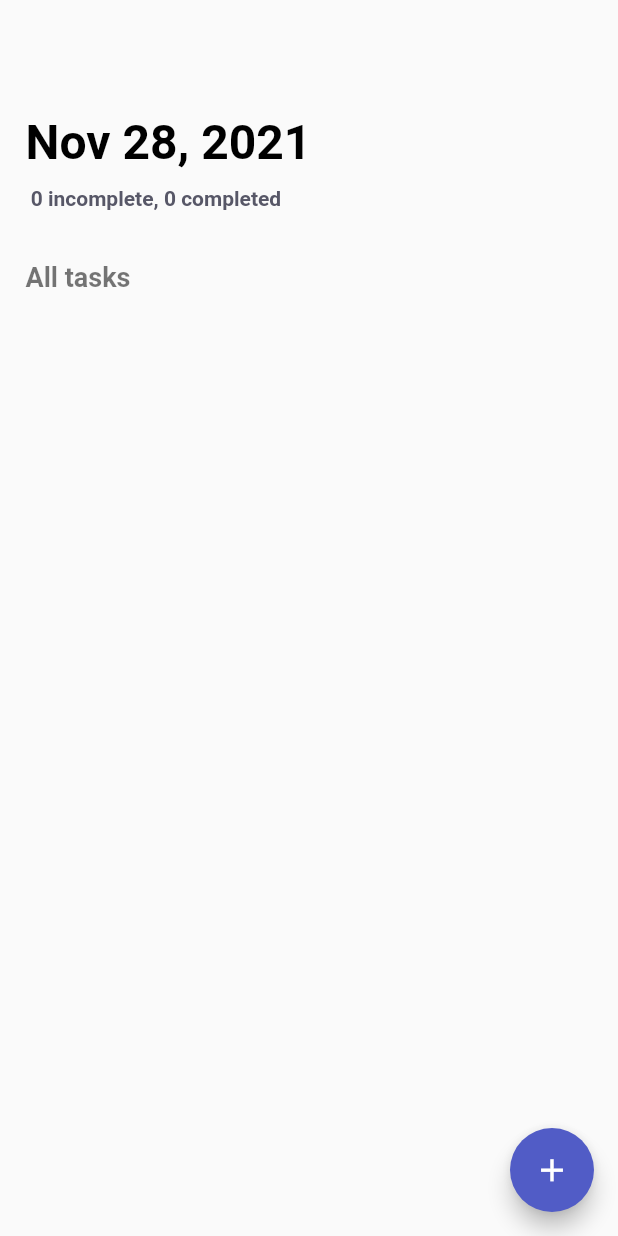
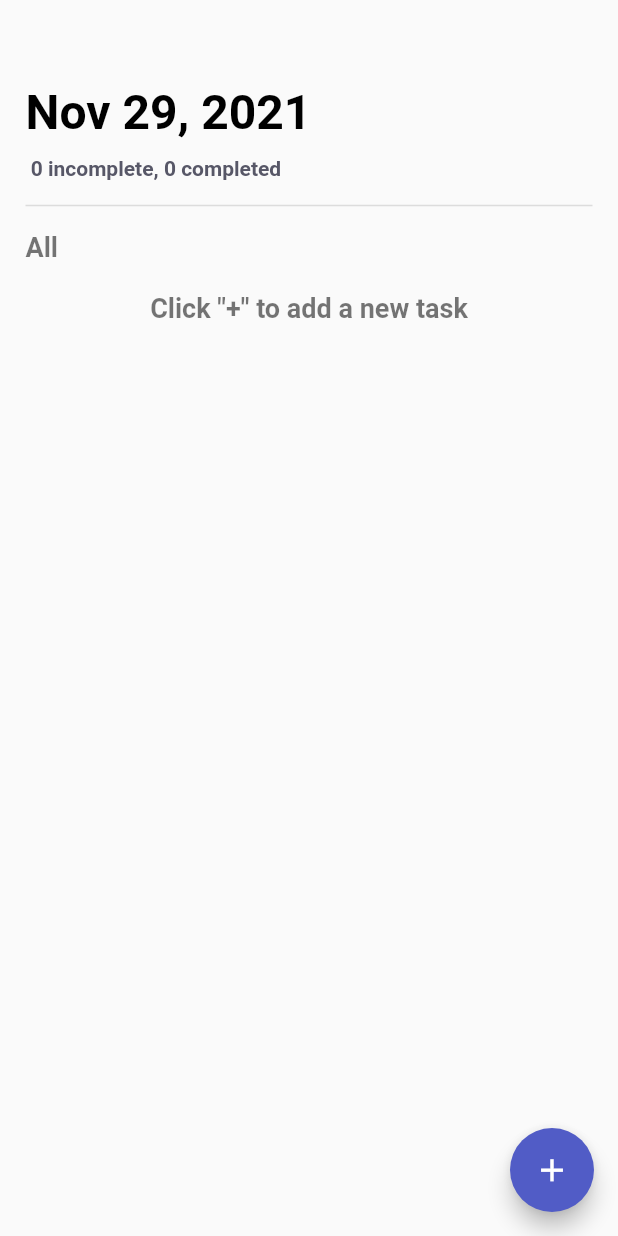
Before and after one commit to BarryDaBee/bloc-todo-app, a Flutter app: the screen it shows after launch, on a phone screen of 412 x 824 dp. Run offline on Flutter 3.47's test engine with Material 2 defaults, Android fonts, the phone set to English and light mode, and no system bars; our stand-ins replace bloc, flutter_bloc, google_fonts.

Commit message:
Added new font

```diff
--- a/lib/data/models/todo.dart
+++ b/lib/data/models/todo.dart
@@ -8,4 +8,10 @@ class Todo {
   });
 
   void toggleDone() => isDone = !isDone;
+
+  @override
+  String toString() {
+    return "(subject: $subject, isDone: $isDone)";
+    super.toString();
+  }
 }
--- a/lib/main.dart
+++ b/lib/main.dart
@@ -22,6 +22,7 @@ class MyApp extends StatelessWidget {
       theme: ThemeData(
         textTheme: lightTextTheme,
       ),
+      debugShowCheckedModeBanner: false,
       home: BlocProvider(
         create: (context) => TodoCubit(),
         child: const TodoView(),
--- a/lib/presentation/shared/theme.dart
+++ b/lib/presentation/shared/theme.dart
@@ -1,56 +1,57 @@
 import 'package:flutter/material.dart';
+import 'package:google_fonts/google_fonts.dart';
 
-const TextTheme darkTextTheme = TextTheme(
-  headline1: TextStyle(
+TextTheme darkTextTheme = TextTheme(
+  headline1: GoogleFonts.anticSlab(
     fontSize: 32,
     fontWeight: FontWeight.bold,
-    color: Color(0xFFDADADA),
+    color: const Color(0xFFDADADA),
   ),
-  subtitle1: TextStyle(
+  subtitle1: GoogleFonts.anticSlab(
     fontSize: 14,
     fontWeight: FontWeight.w600,
-    color: Color(0xFF575767),
+    color: const Color(0xFF575767),
   ),
-  headline3: TextStyle(
-    color: Color(0xFFDADADA),
+  headline3: GoogleFonts.anticSlab(
+    color: const Color(0xFFDADADA),
     fontSize: 18,
     fontWeight: FontWeight.bold,
   ),
-  headline4: TextStyle(
-    color: Color(0xFFDADADA),
+  headline4: GoogleFonts.anticSlab(
+    color: const Color(0xFFDADADA),
     fontSize: 18,
     fontWeight: FontWeight.w500,
   ),
-  bodyText1: TextStyle(
+  bodyText1: GoogleFonts.anticSlab(
     fontSize: 18,
-    color: Color(0xFF575767),
+    color: const Color(0xFF575767),
     fontWeight: FontWeight.w500,
   ),
 );
 
-const TextTheme lightTextTheme = TextTheme(
-  headline1: TextStyle(
+TextTheme lightTextTheme = TextTheme(
+  headline1: GoogleFonts.anticSlab(
     fontSize: 32,
     fontWeight: FontWeight.bold,
     color: Colors.black,
   ),
-  subtitle1: TextStyle(
+  subtitle1: GoogleFonts.anticSlab(
     fontSize: 14,
     fontWeight: FontWeight.w600,
-    color: Color(0xFF575767),
+    color: const Color(0xFF575767),
   ),
-  headline3: TextStyle(
+  headline3: GoogleFonts.anticSlab(
     fontSize: 18,
     fontWeight: FontWeight.bold,
   ),
-  headline4: TextStyle(
-    color: Color(0xFF575767),
+  headline4: GoogleFonts.anticSlab(
+    color: const Color(0xFF575767),
     fontSize: 18,
     fontWeight: FontWeight.w500,
   ),
-  bodyText1: TextStyle(
+  bodyText1: GoogleFonts.anticSlab(
     fontSize: 18,
-    color: Color(0xFF575767),
+    color: const Color(0xFF575767),
     fontWeight: FontWeight.w500,
   ),
 );
--- a/lib/presentation/views/todo_view.dart
+++ b/lib/presentation/views/todo_view.dart
@@ -1,3 +1,4 @@
+import 'dart:async';
 import 'package:bloc_todo_list/business_logic/cubits/todo_cubit.dart';
 import 'package:bloc_todo_list/data/models/todo.dart';
 import 'package:bloc_todo_list/presentation/shared/colors.dart';
@@ -15,6 +16,39 @@ class TodoView extends StatefulWidget {
 
 class _TodoViewState extends State<TodoView> {
   final TextEditingController _taskTextController = TextEditingController();
+  DateTime _dateTime = DateTime.now();
+  late final Timer timer;
+  @override
+  void initState() {
+    timer = Timer.periodic(const Duration(days: 1), (timer) {
+      setState(() {
+        _dateTime = DateTime.now();
+      });
+    });
+    super.initState();
+  }
+
+  String getCurrentDate() {
+    int dayIndex = _dateTime.day;
+    int monthIndex = _dateTime.month;
+    int year = _dateTime.year;
+
+    List<String> months = [
+      "Jan",
+      "Feb",
+      "Mar",
+      "Apr",
+      "May",
+      "Jun",
+      "Jul",
+      "Aug",
+      "Sep",
+      "Oct",
+      "Nov",
+      "Dec"
+    ];
+    return "${months[monthIndex - 1]} $dayIndex, $year";
+  }
 
   @override
   Widget build(BuildContext context) {
@@ -51,9 +85,9 @@ class _TodoViewState extends State<TodoView> {
         child: ListView(
           padding: const EdgeInsets.symmetric(horizontal: 17),
           children: [
-            marginY(76),
+            marginY(56),
             Text(
-              "Nov 28, 2021",
+              getCurrentDate(),
               style: Theme.of(context).textTheme.headline1,
             ),
             marginY(10),
@@ -65,18 +99,29 @@ class _TodoViewState extends State<TodoView> {
                 );
               },
             ),
-            marginY(34),
+            marginY(15),
+            const Divider(
+              height: 4,
+              thickness: 1,
+            ),
+            marginY(15),
             BlocBuilder<TodoCubit, TaskListState>(
               builder: (context, state) {
                 return Column(
                   children: [
                     Row(
                       children: [
-                        Text("All tasks",
+                        Text("All",
                             style: Theme.of(context).textTheme.headline3),
                       ],
                     ),
                     marginY(20),
+                    if (state.todos.isEmpty)
+                      Text(
+                        "Click \"+\" to add a new task",
+                        style: Theme.of(context).textTheme.headline3,
+                      )
+                    else
                       ...List.generate(
                         state.todos.length,
                         (index) => Dismissible(
@@ -90,18 +135,66 @@ class _TodoViewState extends State<TodoView> {
                           onDismissed: (_) {
                             context.read<TodoCubit>().removeTask(index);
                           },
+                          background: Container(
+                            padding: const EdgeInsets.symmetric(horizontal: 20),
+                            decoration: BoxDecoration(
+                              borderRadius: BorderRadius.circular(10),
+                              color: Colors.red,
+                            ),
+                            child: Row(
+                              mainAxisAlignment: MainAxisAlignment.start,
+                              children: [
+                                const Icon(Icons.delete, color: Colors.white),
+                                marginX(20),
+                                Text(
+                                  "Delete",
+                                  style: Theme.of(context)
+                                      .textTheme
+                                      .headline3!
+                                      .copyWith(
+                                        color: Colors.white,
+                                        fontSize: 24,
+                                      ),
+                                ),
+                              ],
+                            ),
+                          ),
+                          secondaryBackground: Container(
+                            padding: const EdgeInsets.symmetric(horizontal: 20),
+                            decoration: BoxDecoration(
+                              borderRadius: BorderRadius.circular(10),
+                              color: Colors.red,
+                            ),
+                            child: Row(
+                              mainAxisAlignment: MainAxisAlignment.end,
+                              children: [
+                                Text(
+                                  "Delete",
+                                  style: Theme.of(context)
+                                      .textTheme
+                                      .headline3!
+                                      .copyWith(
+                                        color: Colors.white,
+                                        fontSize: 24,
+                                      ),
+                                ),
+                                marginX(20),
+                                const Icon(Icons.delete, color: Colors.white),
+                              ],
+                            ),
+                          ),
                         ),
                       ),
                   ],
                 );
               },
-            )
+            ),
           ],
         ),
       ),
       floatingActionButton: FloatingActionButton(
         backgroundColor: AppColors.purple,
-        child: Icon(Icons.add, size: 25),
+        child: const Icon(Icons.add, size: 25),
         onPressed: () {
           showModalBottomSheet(
               context: context,
@@ -110,6 +203,7 @@ class _TodoViewState extends State<TodoView> {
                 return BlocProvider.value(
                   value: context.read<TodoCubit>(),
                   child: BottomSheet(
+                    backgroundColor: Colors.white,
                     builder: (_) {
                       return Padding(
                         padding: const EdgeInsets.symmetric(horizontal: 20),
@@ -190,4 +284,10 @@ class _TodoViewState extends State<TodoView> {
       ),
     );
   }
+
+  @override
+  void dispose() {
+    timer.cancel();
+    super.dispose();
   }
+}
--- a/lib/presentation/widgets/todo_widget.dart
+++ b/lib/presentation/widgets/todo_widget.dart
@@ -11,18 +11,25 @@ class TodoWidget extends StatelessWidget {
 
   @override
   Widget build(BuildContext context) {
-    return Row(
+    return Container(
+      margin: const EdgeInsets.only(bottom: 20),
+      child: Row(
         crossAxisAlignment: CrossAxisAlignment.start,
         mainAxisAlignment: MainAxisAlignment.start,
         children: [
           Theme(
             data: ThemeData(unselectedWidgetColor: AppColors.purple),
+            child: SizedBox(
+              height: 24,
+              width: 24,
               child: Checkbox(
                 activeColor: Colors.green,
                 value: todo.isDone,
                 onChanged: (value) {
                   onChanged?.call(value!);
                 },
+                materialTapTargetSize: MaterialTapTargetSize.shrinkWrap,
+              ),
             ),
           ),
           marginX(16),
@@ -43,6 +50,7 @@ class TodoWidget extends StatelessWidget {
             ],
           )
         ],
+      ),
     );
   }
 }
--- a/pubspec.yaml
+++ b/pubspec.yaml
@@ -37,6 +37,8 @@ dependencies:
   flutter_bloc: ^8.0.0
   bloc: ^8.0.1
   equatable: ^2.0.3
+  google_fonts: ^2.1.0
+
 
 dev_dependencies:
   flutter_test:
```
Also changed, not shown: lib/business_logic/cubits/todo_cubit.dart (+26 -0 lines), pubspec.lock. Lines whose indentation alone changed are shown as unchanged.
